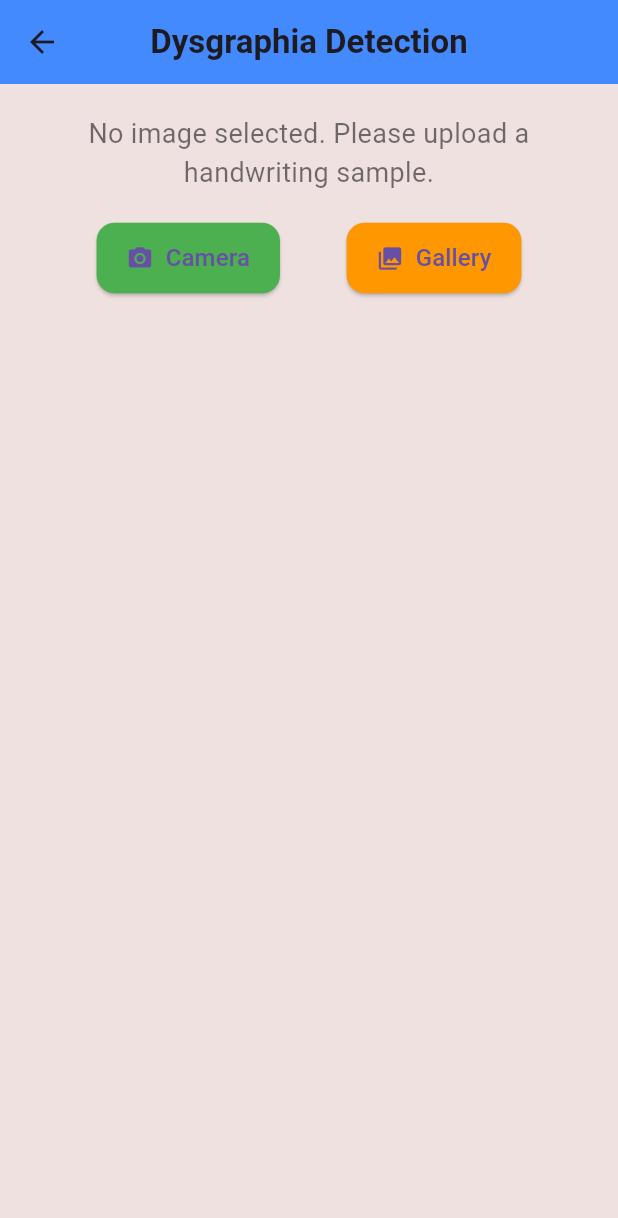
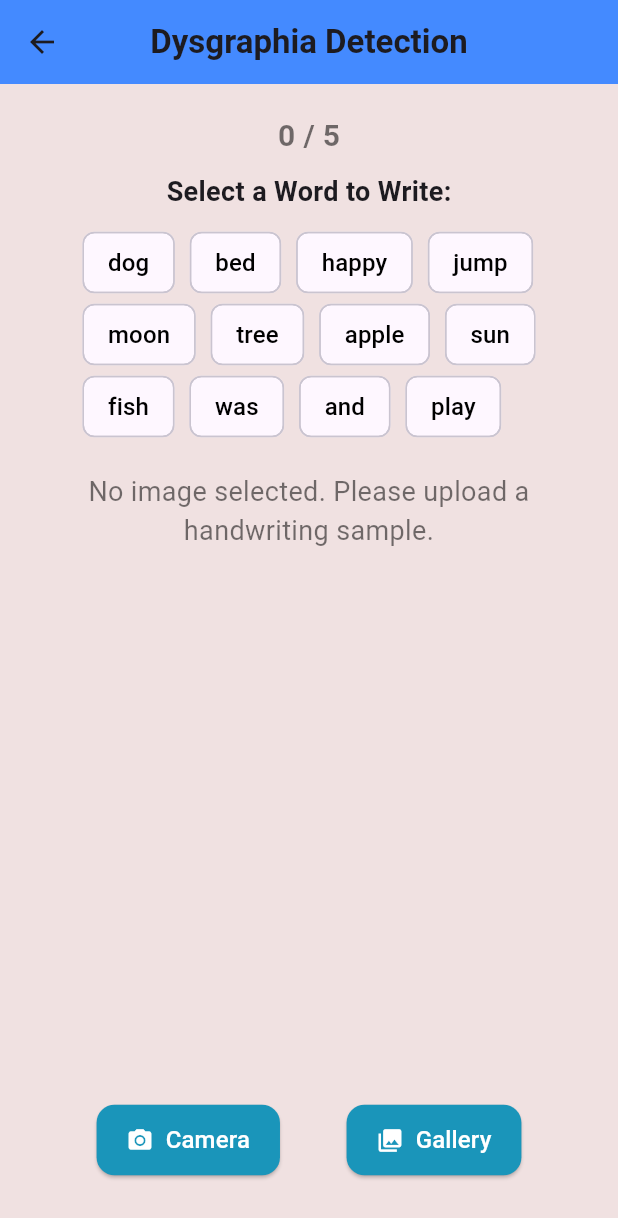
Before and after one commit to MinahilNaseer/DREAM, a Flutter app: the DysgraphiaScreen screen opened by its route, on a phone screen of 412 x 824 dp. Shown: the top 1218 px of the screen. Run offline on Flutter 3.47's test engine with Material 3 defaults, Android fonts, the phone set to English and light mode, and no system bars; our stand-ins replace flutter_tts, image_picker.

Commit message:
adjusting the frontend

```diff
--- a/lib/screens/dysgraphia.dart
+++ b/lib/screens/dysgraphia.dart
@@ -13,8 +13,16 @@ class _DysgraphiaScreenState extends State<DysgraphiaScreen> {
   bool _isUploading = false;
   bool _showAnalyzeButton = false;
   String? _result;
+  String? _selectedWord;
+  int _uploadCount = 0; // Counter to track number of uploads
 
-  final String backendUrl = 'http://your-backend-url/analyze-handwriting';
+  final String backendUrl = 'http://192.168.18.84:5000/analyze-handwriting';
+
+  // List of recommended words for dysgraphia detection
+  final List<String> words = [
+    "dog", "bed", "happy", "jump", "moon",
+    "tree", "apple", "sun", "fish", "was", "and","play"
+  ];
 
   Future<void> _pickImage(ImageSource source) async {
     final picker = ImagePicker();
@@ -24,13 +32,13 @@ class _DysgraphiaScreenState extends State<DysgraphiaScreen> {
       setState(() {
         _selectedImage = File(pickedFile.path);
         _result = null;
-        _showAnalyzeButton = true; // Show analyze button after image selection
+        _showAnalyzeButton = true;
       });
     }
   }
 
   Future<void> _uploadImage() async {
-  if (_selectedImage == null) return;
+    if (_selectedImage == null || _selectedWord == null) return;
 
     setState(() {
       _isUploading = true;
@@ -38,14 +46,18 @@ class _DysgraphiaScreenState extends State<DysgraphiaScreen> {
     });
 
     try {
-    var request = http.MultipartRequest('POST', Uri.parse('http://192.168.18.84:5000/analyze-handwriting'));
+      var request = http.MultipartRequest('POST', Uri.parse(backendUrl));
       request.files.add(await http.MultipartFile.fromPath('image', _selectedImage!.path));
+      request.fields['word'] = _selectedWord!;
 
       var response = await request.send();
       if (response.statusCode == 200) {
         var responseBody = await response.stream.bytesToString();
         setState(() {
           _result = responseBody;
+          _uploadCount++; // Increment counter after successful upload
+          _selectedImage = null; // Reset selected image after upload
+          _selectedWord = null; // Reset selected word after upload
         });
       } else {
         setState(() {
@@ -63,7 +75,6 @@ class _DysgraphiaScreenState extends State<DysgraphiaScreen> {
     }
   }
 
-
   @override
   Widget build(BuildContext context) {
     return Scaffold(
@@ -76,6 +87,42 @@ class _DysgraphiaScreenState extends State<DysgraphiaScreen> {
         padding: const EdgeInsets.all(20.0),
         child: Column(
           children: [
+            // Counter at the top
+            Text(
+              '$_uploadCount / 5', // Display upload progress
+              style: TextStyle(fontSize: 20, fontWeight: FontWeight.bold, color: Colors.black54),
+            ),
+            SizedBox(height: 10),
+
+            // Word Selection
+            Text("Select a Word to Write:", style: TextStyle(fontSize: 18, fontWeight: FontWeight.bold)),
+            SizedBox(height: 10),
+            Wrap(
+              spacing: 10,
+              children: words.map((word) {
+                return ChoiceChip(
+                  label: Text(word, style: TextStyle(fontSize: 16, color: Colors.black)),
+                  selected: _selectedWord == word,
+                  onSelected: (bool selected) {
+                    setState(() {
+                      _selectedWord = selected ? word : null;
+                    });
+                  },
+                  selectedColor: Colors.blueAccent,
+                  labelStyle: TextStyle(color: Colors.white),
+                );
+              }).toList(),
+            ),
+            SizedBox(height: 20),
+
+            // Centered "No image selected" message
+            if (_selectedImage == null)
+              Text(
+                'No image selected. Please upload a handwriting sample.',
+                textAlign: TextAlign.center,
+                style: TextStyle(fontSize: 18, color: Colors.black54),
+              ),
+
             if (_selectedImage != null)
               Column(
                 children: [
@@ -94,43 +141,41 @@ class _DysgraphiaScreenState extends State<DysgraphiaScreen> {
                       onPressed: _isUploading ? null : _uploadImage,
                       child: _isUploading
                           ? CircularProgressIndicator(color: Colors.white)
-                          : Text('Upload & Analyze', style: TextStyle(fontSize: 16)),
+                          : Text('Upload & Analyze', style: TextStyle(fontSize: 16, color: Colors.white)),
                     ),
                 ],
-              )
-            else
-              Text(
-                'No image selected. Please upload a handwriting sample.',
-                textAlign: TextAlign.center,
-                style: TextStyle(fontSize: 18, color: Colors.black54),
               ),
-            SizedBox(height: 20),
+
+            // Buttons at the bottom of the screen
+            Spacer(),
             Row(
               mainAxisAlignment: MainAxisAlignment.spaceEvenly,
               children: [
                 ElevatedButton.icon(
-                  icon: Icon(Icons.camera_alt),
+                  icon: Icon(Icons.camera_alt , color: Colors.white,),
                   style: ElevatedButton.styleFrom(
-                    backgroundColor: Colors.green,
+                    backgroundColor: const Color.fromARGB(255, 26, 149, 186),
                     padding: EdgeInsets.symmetric(horizontal: 20, vertical: 12),
                     shape: RoundedRectangleBorder(borderRadius: BorderRadius.circular(12)),
                   ),
                   onPressed: () => _pickImage(ImageSource.camera),
-                  label: Text('Camera', style: TextStyle(fontSize: 16)),
+                  label: Text('Camera', style: TextStyle(fontSize: 16, color: Colors.white)),
                 ),
                 ElevatedButton.icon(
-                  icon: Icon(Icons.photo_library),
+                  icon: Icon(Icons.photo_library, color: Colors.white,),
                   style: ElevatedButton.styleFrom(
-                    backgroundColor: Colors.orange,
+                    backgroundColor:  const Color.fromARGB(255, 26, 149, 186),
                     padding: EdgeInsets.symmetric(horizontal: 20, vertical: 12),
                     shape: RoundedRectangleBorder(borderRadius: BorderRadius.circular(12)),
                   ),
                   onPressed: () => _pickImage(ImageSource.gallery),
-                  label: Text('Gallery', style: TextStyle(fontSize: 16)),
+                  label: Text('Gallery', style: TextStyle(fontSize: 16, color: Colors.white)),
                 ),
               ],
             ),
             SizedBox(height: 20),
+
+            // Result Display
             if (_result != null)
               Card(
                 elevation: 5,
```
Lines whose indentation alone changed are shown as unchanged.
